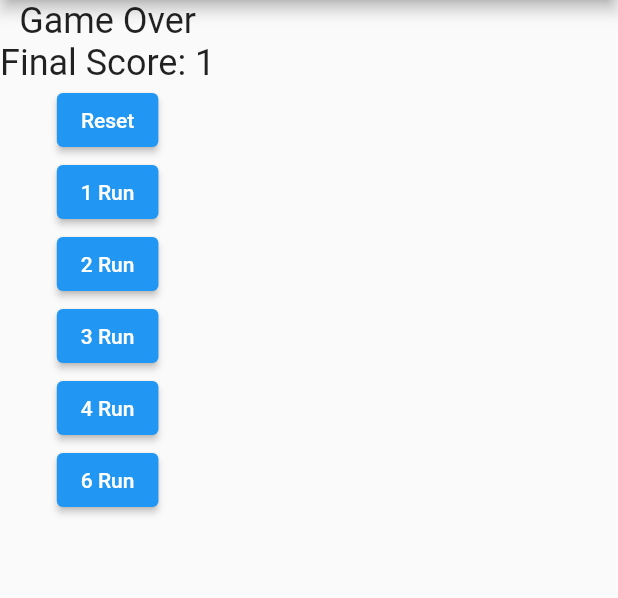
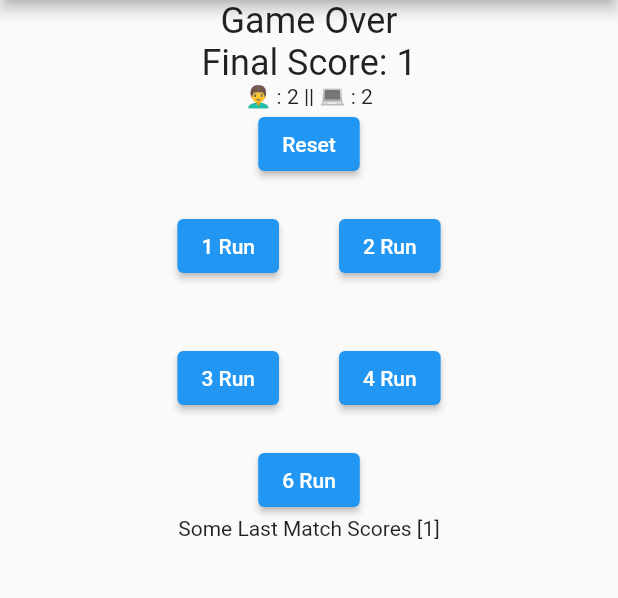
Before and after one commit to pavanbhat1999/Flutter-HandCricket, a Flutter app: the screen it shows after launch, after a tap on "Reset", after a tap on "1 Run", after a tap on "2 Run", on a phone screen of 412 x 824 dp, the part 84-682 px from its top. Run offline on Flutter 3.47's test engine with Material 2 defaults, Android fonts, the phone set to English and light mode, and no system bars.

Commit message:
Stable not styled

```diff
--- a/lib/main.dart
+++ b/lib/main.dart
@@ -17,6 +17,7 @@ class _RandomNumberAppState extends State<MyApp> {
   int userinput = 0;
   int player1Score = 0;
   bool isGameOver = false;
+  List<int> finalScores = [];
   void reset() {
     // randomNumber = 0;
     sum = 0;
@@ -33,9 +34,16 @@ class _RandomNumberAppState extends State<MyApp> {
         reset();
       }
       randomNumber = Random().nextInt(7);
+      if (randomNumber == 0) {
+        randomNumber = randomNumber + 1;
+      }
+      if (randomNumber == 5) {
+        randomNumber = randomNumber - 1;
+      }
       if (userinput == randomNumber) {
         outMessage = 'Out';
         player1Score = sum;
+        finalScores.add(player1Score);
         sum = 0;
         isGameOver = true;
         //reset();
@@ -58,36 +66,68 @@ class _RandomNumberAppState extends State<MyApp> {
             'Hand Cricket with computer',
           ),
         ),
-        body: Column(children: [
+        body: Center(
+          child: Column(children: [
             if (isGameOver)
               Text(
-              'Game Over\nFinal Score: $player1Score',
+                'Game Over\nFinal Score: $player1Score ',
                 style: TextStyle(fontSize: 24.0),
                 textAlign: TextAlign.center,
               ),
-          if (!isGameOver)
-            Text(
-              '\n\n\nPlayer 1 : $player1Score \n\nUser HIT  : $userinput \nComputer Guess💻 : $randomNumber \nTotal Score = $sum \nstatus = $outMessage\n\n\n\n',
+            if (!isGameOver) Text('Score : $player1Score '),
+            Row(
+              mainAxisAlignment: MainAxisAlignment.center,
+              children: [
+                Text('👨‍🦱 : $userinput'),
+                Text(' || 💻 : $randomNumber')
+              ],
             ),
+            // Text(
+            //   '\n\n\nPlayer 1 : $player1Score \n\nUser HIT 👨‍🦱 : $userinput \nComputer Guess💻 : $randomNumber \nTotal Score = $sum \nstatus = $outMessage\n\n\n\n',
+            // ),
             ElevatedButton(
                 onPressed: () => generateRandomNumber(0),
                 child: const Text('Reset')),
-          ElevatedButton(
+            Row(
+              mainAxisAlignment: MainAxisAlignment.center,
+              children: [
+                Padding(
+                  padding: EdgeInsets.all(20.0),
+                  child: ElevatedButton(
                       onPressed: () => generateRandomNumber(1),
                       child: const Text('1 Run')),
-          ElevatedButton(
+                ),
+                Padding(
+                  padding: EdgeInsets.all(20.0),
+                  child: ElevatedButton(
                       onPressed: () => generateRandomNumber(2),
                       child: const Text('2 Run')),
-          ElevatedButton(
+                )
+              ],
+            ),
+            Row(
+              mainAxisAlignment: MainAxisAlignment.center,
+              children: [
+                Padding(
+                  padding: EdgeInsets.all(20.0),
+                  child: ElevatedButton(
                       onPressed: () => generateRandomNumber(3),
                       child: const Text('3 Run')),
-          ElevatedButton(
+                ),
+                Padding(
+                  padding: EdgeInsets.all(20.0),
+                  child: ElevatedButton(
                       onPressed: () => generateRandomNumber(4),
                       child: const Text('4 Run')),
+                )
+              ],
+            ),
             ElevatedButton(
                 onPressed: () => generateRandomNumber(6),
                 child: const Text('6 Run')),
+            Text('Some Last Match Scores $finalScores'),
           ]),
+        ),
       ),
     );
   }
```
Lines whose indentation alone changed are shown as unchanged.
